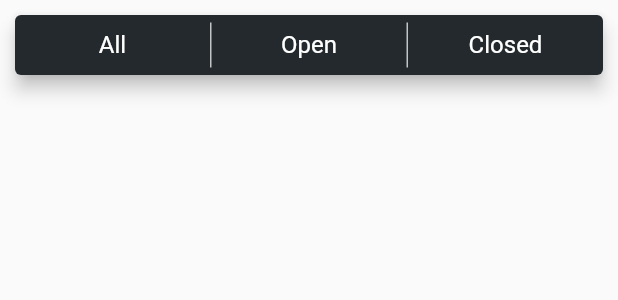
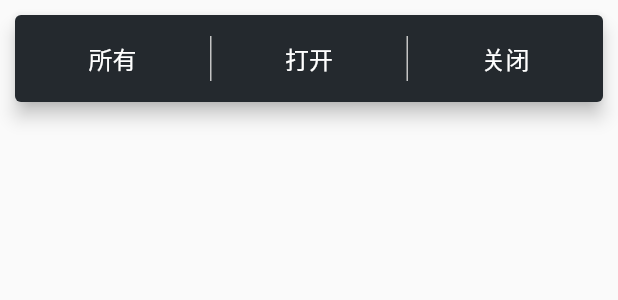
Before and after one commit to CarGuo/gsy_github_app_flutter, a Flutter app: the RepositoryIssueListHeader widget shown alone on an empty page, opened directly, on a phone screen of 412 x 824 dp. Shown: the top 300 px of the screen. Run offline on Flutter 3.47's test engine with Material 2 defaults, Android fonts, the phone set to English and light mode, and no system bars; our stand-ins replace connectivity, dio, flutter_redux, fluttertoast, redux, shared_preferences; accounts and stored records are empty; generated files the repository leaves out were written again; network calls fail; statements that could not run were skipped; project files that could hold a hidden picture were left out.

Commit message:
change issue

```diff
--- a/lib/common/style/GSYStyle.dart
+++ b/lib/common/style/GSYStyle.dart
@@ -221,6 +221,10 @@ class GSYStrings {
   static const String repos_tab_info = "动态";
   static const String repos_tab_file = "文件";
   static const String repos_tab_issue = "ISSUE";
+  static const String repos_tab_issue_all = "所有";
+  static const String repos_tab_issue_open = "打开";
+  static const String repos_tab_issue_closed = "关闭";
+
   static const String repos_issue_search = "搜索";
 }
 
--- a/lib/widget/RepositoryIssueListHeader.dart
+++ b/lib/widget/RepositoryIssueListHeader.dart
@@ -3,11 +3,22 @@ import 'package:gsy_github_app_flutter/common/style/GSYStyle.dart';
 import 'package:gsy_github_app_flutter/widget/GSYCardItem.dart';
 
 /**
+ * 详情issue列表头部，PreferredSizeWidget
  * Created by guoshuyu
  * Date: 2018-07-19
  */
 
-class RepositoryIssueListHeader extends StatelessWidget implements PreferredSizeWidget {
+class RepositoryIssueListHeader extends StatefulWidget implements PreferredSizeWidget {
+  @override
+  _RepositoryIssueListHeaderState createState() => _RepositoryIssueListHeaderState();
+
+  @override
+  Size get preferredSize {
+    return new Size.fromHeight(50.0);
+  }
+}
+
+class _RepositoryIssueListHeaderState extends State<RepositoryIssueListHeader> {
   @override
   Widget build(BuildContext context) {
     return new GSYCardItem(
@@ -21,31 +32,34 @@ class RepositoryIssueListHeader extends StatelessWidget implements PreferredSize
             child: new Row(
               children: <Widget>[
                 new Expanded(
+                  child: new FlatButton(
                       child: new Text(
-                  "All",
+                        GSYStrings.repos_tab_issue_all,
                         style: GSYConstant.middleTextWhite,
                         textAlign: TextAlign.center,
-                )),
+                      ),
+                      onPressed: () {}),
+                ),
                 new Container(width: 1.0, height: 30.0, color: Color(GSYColors.subLightTextColor)),
                 new Expanded(
+                  child: new FlatButton(
                       child: new Text(
-                  "Open",
+                        GSYStrings.repos_tab_issue_open,
                         style: GSYConstant.middleTextWhite,
                         textAlign: TextAlign.center,
-                )),
+                      ),
+                      onPressed: () {}),
+                ),
                 new Container(width: 1.0, height: 30.0, color: Color(GSYColors.subLightTextColor)),
                 new Expanded(
+                    child: new FlatButton(
                         child: new Text(
-                  "Closed",
+                          GSYStrings.repos_tab_issue_closed,
                           style: GSYConstant.middleTextWhite,
                           textAlign: TextAlign.center,
-                )),
+                        ),
+                        onPressed: () {})),
               ],
             )));
   }
-
-  @override
-  Size get preferredSize {
-    return new Size.fromHeight(50.0);
 }
-}
```
Lines whose indentation alone changed are shown as unchanged.
